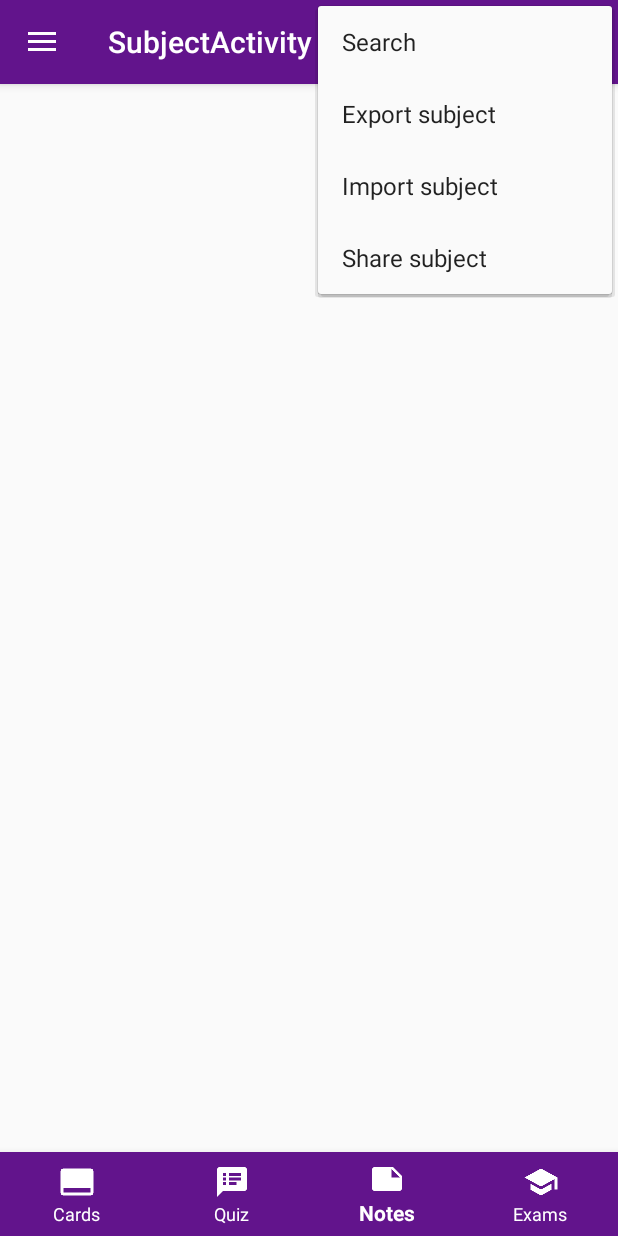
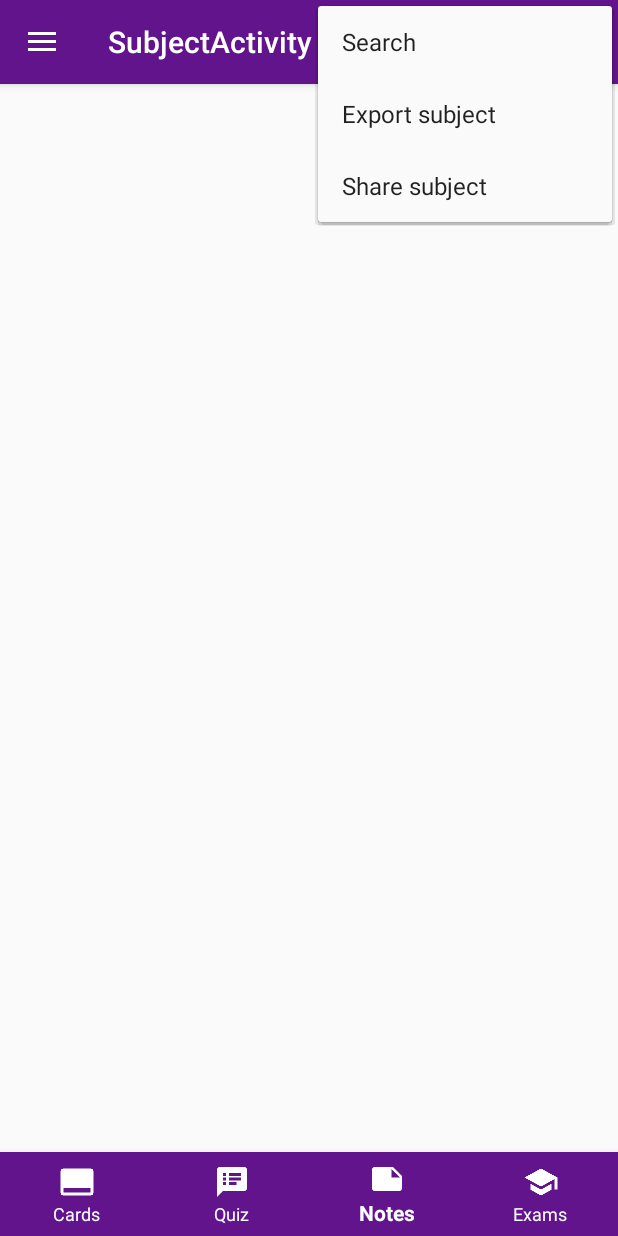
Before and after one commit to wingor-software/MyLearn, an Android app: the SubjectActivity screen opened directly, with no data from a screen before it, with the options menu open, on a phone screen of 412 x 824 dp. Run offline under Robolectric (Android 15) with nearby library versions, the phone set to English and light mode, and no system bars.

Commit message:
Poprawiono import, dodano udostepnianie (sprawdzic je dla API <24), i progress bary przy exportowaniu

```diff
--- a/app/src/main/java/com/wingor_software/mylearn/Quiz.java
+++ b/app/src/main/java/com/wingor_software/mylearn/Quiz.java
@@ -94,6 +94,7 @@ public class Quiz implements Serializable
     public String goodAnwersToString()
     {
         StringBuilder stringBuilder = new StringBuilder();
+        if(goodAnswers == null) return "";
         for (String answer: goodAnswers)
         {
             if(stringBuilder.length() != 0)
@@ -106,6 +107,7 @@ public class Quiz implements Serializable
     public String badAnwersToString()
     {
         StringBuilder stringBuilder = new StringBuilder();
+        if(badAnswers == null) return "";
         for (String answer: badAnswers)
         {
             if(stringBuilder.length() != 0)
--- a/app/src/main/res/layout/content_subject.xml
+++ b/app/src/main/res/layout/content_subject.xml
@@ -8,6 +8,19 @@
     app:layout_behavior="@string/appbar_scrolling_view_behavior"
     tools:context=".SubjectActivity"
     tools:showIn="@layout/app_bar_subject">
+
+    <ProgressBar
+        android:id="@+id/progressBarExportImport"
+        style="?android:attr/progressBarStyle"
+        android:layout_width="wrap_content"
+        android:layout_height="wrap_content"
+        android:layout_marginTop="8dp"
+        android:layout_marginEnd="8dp"
+        android:visibility="gone"
+        app:layout_constraintBottom_toBottomOf="@+id/scrollView2"
+        app:layout_constraintEnd_toEndOf="@+id/scoreLayout"
+        app:layout_constraintStart_toStartOf="@+id/scoreLayout"
+        app:layout_constraintTop_toTopOf="@+id/scoreLayout" />
 
     <ScrollView
         android:id="@+id/scrollView2"
@@ -31,7 +44,9 @@
         android:id="@+id/scoreLayout"
         android:layout_width="match_parent"
         android:layout_height="match_parent"
-        android:visibility="visible">
+        android:visibility="visible"
+        tools:layout_editor_absoluteX="16dp"
+        tools:layout_editor_absoluteY="-539dp">
 
         <TextView
             android:id="@+id/scoreText"
@@ -76,6 +91,8 @@
             app:layout_constraintEnd_toEndOf="parent"
             app:layout_constraintStart_toStartOf="parent"
             app:layout_constraintTop_toTopOf="parent" />
+
+
     </androidx.constraintlayout.widget.ConstraintLayout>
 
 </androidx.constraintlayout.widget.ConstraintLayout>
--- a/app/src/main/res/menu/main.xml
+++ b/app/src/main/res/menu/main.xml
@@ -3,7 +3,12 @@
     xmlns:app="http://schemas.android.com/apk/res-auto">
     <item
         android:id="@+id/action_settings"
-        android:orderInCategory="100"
+        android:orderInCategory="1"
         android:title="@string/action_settings"
         app:showAsAction="never" />
+    <item
+        android:id="@+id/action_import_subject"
+        android:orderInCategory="2"
+        android:title="Import subject"
+        app:showAsAction="never" />
 </menu>
--- a/app/src/main/res/menu/subject.xml
+++ b/app/src/main/res/menu/subject.xml
@@ -12,13 +12,8 @@
         android:title="Export subject"
         app:showAsAction="never"/>
     <item
-        android:id="@+id/action_import_subject"
+        android:id="@+id/action_share_subject"
         android:orderInCategory="3"
-        android:title="Import subject"
-        app:showAsAction="never"/>
-    <item
-        android:id="@+id/action_share_subject"
-        android:orderInCategory="4"
         android:title="Share subject"
         app:showAsAction="never"/>
 </menu>
--- /dev/null
+++ b/app/src/main/res/xml/provider_paths.xml
@@ -0,0 +1,4 @@
+<?xml version="1.0" encoding="utf-8"?>
+<paths xmlns:android="http://schemas.android.com/apk/res/android">
+    <external-path name="external_files" path="."/>
+</paths>
```
Also changed, not shown: app/src/main/AndroidManifest.xml (+11 -0 lines), app/src/main/java/com/wingor_software/mylearn/BackgroudExport.java (added, +42 -0 lines), app/src/main/java/com/wingor_software/mylearn/BackgroudShare.java (added, +55 -0 lines), app/src/main/java/com/wingor_software/mylearn/FileImportExport.java (+55 -4 lines), app/src/main/java/com/wingor_software/mylearn/MainActivity.java (+44 -2 lines), app/src/main/java/com/wingor_software/mylearn/SubjectActivity.java (+3 -39 lines).
